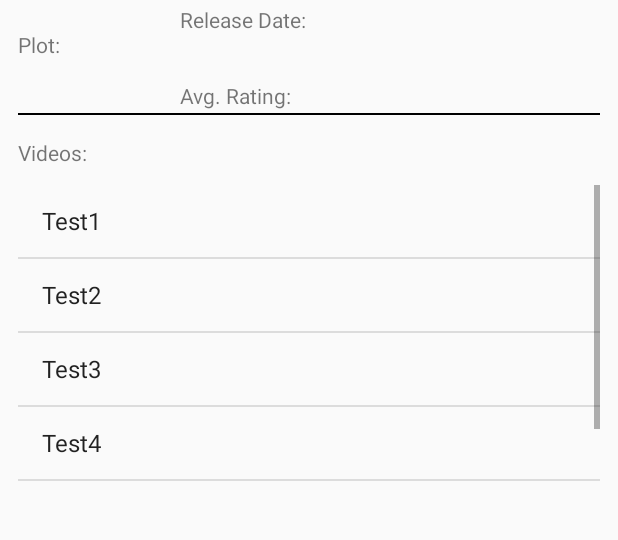
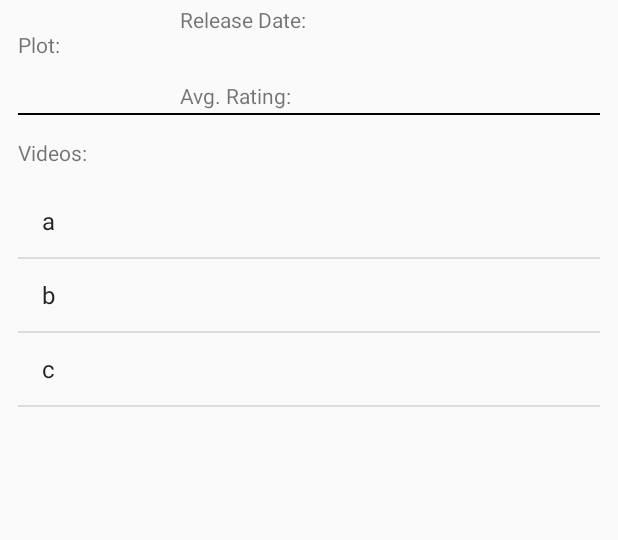
Before and after one commit to GregBaggings/PopularMovies, an Android app: the DetailsActivity screen opened directly, with no data from a screen before it, on a phone screen of 412 x 824 dp, the part 207-747 px from its top. Run offline under Robolectric (Android 15) with nearby library versions, the phone set to English and light mode, and no system bars; our stand-ins replace ButterKnife, Picasso; pictures from the network do not load; 3 statements that could not run were skipped.

Commit message:
Removed unnecessary logging, Bundle is still an issue to check why it is empty in the Fragment

```diff
--- a/app/src/main/java/io/git/movies/popularmovies/adapter/RecyclerViewAdapter.java
+++ b/app/src/main/java/io/git/movies/popularmovies/adapter/RecyclerViewAdapter.java
@@ -4,7 +4,6 @@ package io.git.movies.popularmovies.adapter;
 import android.content.Context;
 import android.content.Intent;
 import android.support.v7.widget.RecyclerView;
-import android.util.Log;
 import android.view.LayoutInflater;
 import android.view.View;
 import android.view.ViewGroup;
@@ -106,8 +105,6 @@ public class RecyclerViewAdapter extends RecyclerView.Adapter<RecyclerViewAdapte
                             intent.putExtra("TRAILER_DATA", videos);
                             intent.putExtra("MOVIE_DATA", list.get(index));
 
-                            Log.i("TESZT", "TRAILER DATA " + intent.getExtras().get("TRAILER_DATA"));
-
                             context.startActivity(intent);
                         }
 
--- a/app/src/main/java/io/git/movies/popularmovies/fragments/VideoListFragment.java
+++ b/app/src/main/java/io/git/movies/popularmovies/fragments/VideoListFragment.java
@@ -17,32 +17,25 @@ import io.git.movies.popularmovies.R;
 
 public class VideoListFragment extends ListFragment implements AdapterView.OnItemClickListener {
 
-    String[] dummyItems = {"Test1", "Test2", "Test3", "Test4", "Test5"};
+    String dummy[] = {"a","b","c"};
     List list = new ArrayList();
-
-   /* public static VideoListFragment newInstance(VideoList videoDetails) {
-        VideoListFragment fragment = new VideoListFragment();
-        Bundle args = new Bundle();
-        args.putParcelable("trailers", videoDetails);
-        fragment.setArguments(args);
-        return fragment;
-    }*/
 
     @Override
     public View onCreateView(LayoutInflater inflater,
                              ViewGroup container, Bundle savedInstanceState) {
         View view = inflater.inflate(R.layout.videos_fragment, container, false);
+        if (getArguments() != null) {
+            list = getArguments().getParcelable("trailers");
+            Log.i("TESZT", "Trailers from Bundle: " + list);
+        }
         return view;
     }
 
     @Override
     public void onActivityCreated(Bundle savedInstanceState) {
         super.onActivityCreated(savedInstanceState);
-        if (getArguments() != null) {
-            list = getArguments().getParcelable("trailers");
-            Log.i("TESZT", "Content from the details activity: " + list.toString());
-        }
-        ArrayAdapter<String> adapter = new ArrayAdapter<>(getActivity(), android.R.layout.simple_list_item_1, dummyItems);
+
+        ArrayAdapter<String> adapter = new ArrayAdapter<>(getActivity(), android.R.layout.simple_list_item_1, dummy);
         setListAdapter(adapter);
         getListView().setOnItemClickListener(this);
     }
--- a/app/src/main/java/io/git/movies/popularmovies/rest/AsyncTrailerRequestHandler.java
+++ b/app/src/main/java/io/git/movies/popularmovies/rest/AsyncTrailerRequestHandler.java
@@ -2,7 +2,6 @@ package io.git.movies.popularmovies.rest;
 
 import android.content.Context;
 import android.os.AsyncTask;
-import android.util.Log;
 import android.widget.Toast;
 
 import java.io.IOException;
@@ -46,7 +45,6 @@ public class AsyncTrailerRequestHandler extends AsyncTask<Call, Void, VideoList>
     protected void onPostExecute(VideoList result) {
         if (result != null) {
             if (asyncEventListener != null) {
-                Log.i("TESZT", result.toString());
                 asyncEventListener.onSuccessTrailers(result);
             }
         } else {
```
Also changed, not shown: app/src/main/java/io/git/movies/popularmovies/activities/DetailsActivity.java (+0 -7 lines).
